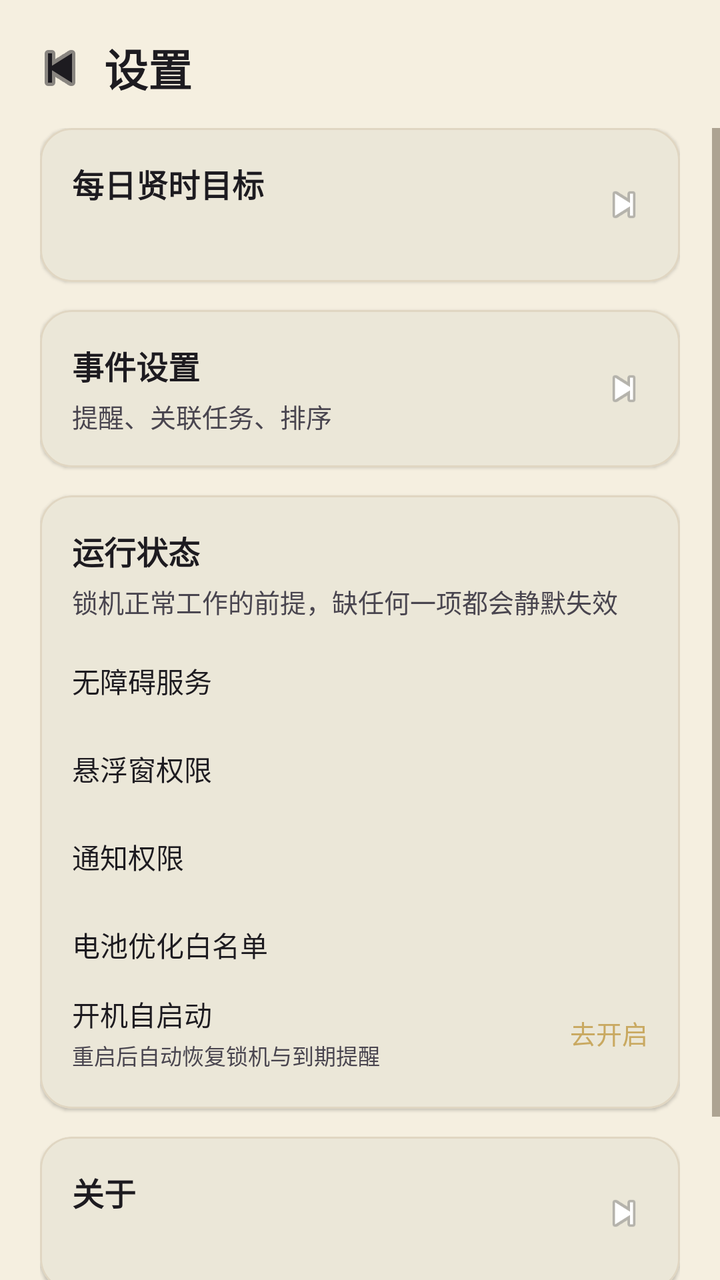
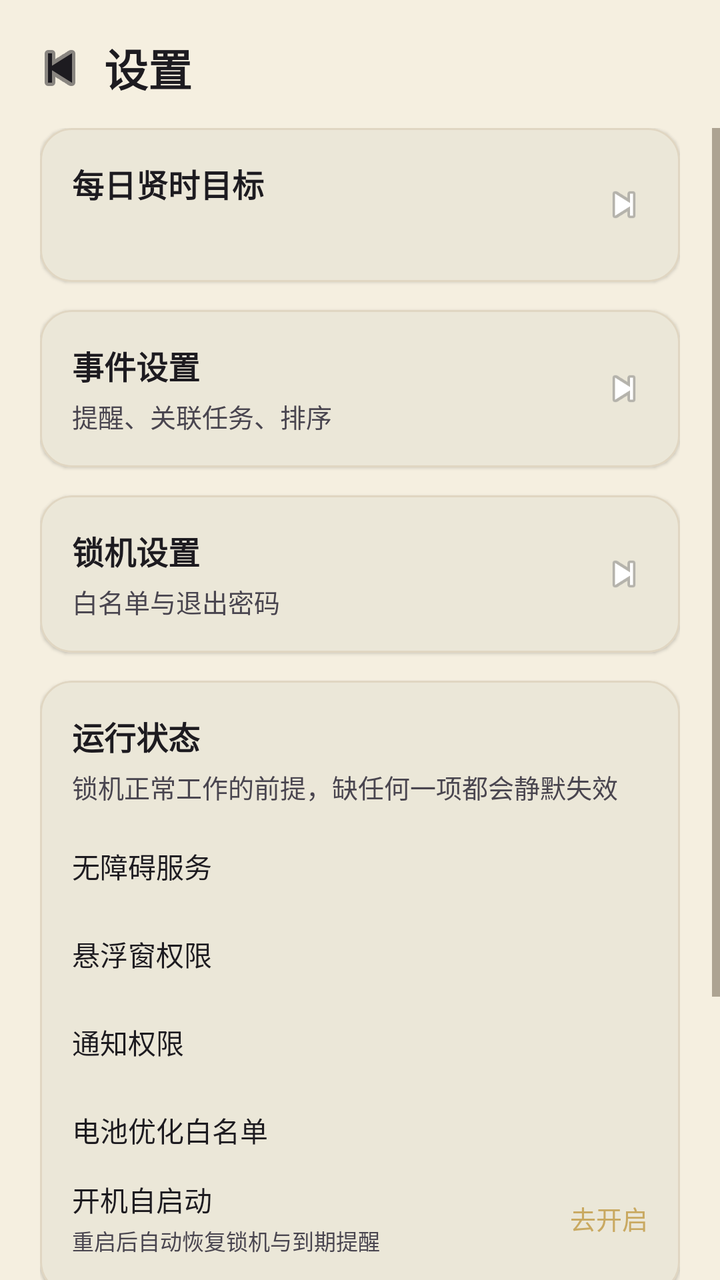

An Android layout rendered at two revisions. The XML below is the earlier revision; the diff shows what the commit changed to produce the second picture.
<!-- AndroidManifest.xml: application theme Theme.PomodoroFocus -->
<!-- res/layout/fragment_settings.xml -->
<?xml version="1.0" encoding="utf-8"?>
<LinearLayout xmlns:android="http://schemas.android.com/apk/res/android"
    xmlns:app="http://schemas.android.com/apk/res-auto"
    android:layout_width="match_parent"
    android:layout_height="match_parent"
    android:orientation="vertical"
    android:background="?android:windowBackground"
    android:fitsSystemWindows="true">

    
    <LinearLayout
        android:layout_width="match_parent"
        android:layout_height="wrap_content"
        android:orientation="horizontal"
        android:gravity="center_vertical"
        android:paddingHorizontal="12dp"
        android:paddingTop="16dp"
        android:paddingBottom="12dp">

        <ImageButton
            android:id="@+id/settingsBackButton"
            android:layout_width="36dp"
            android:layout_height="36dp"
            android:background="?attr/selectableItemBackgroundBorderless"
            android:contentDescription="@string/action_back"
            app:srcCompat="@android:drawable/ic_media_previous"
            app:tint="?attr/colorOnSurface" />

        <TextView
            android:layout_width="0dp"
            android:layout_height="wrap_content"
            android:layout_weight="1"
            android:layout_marginStart="4dp"
            android:text="@string/settings_title"
            android:textColor="?attr/colorOnSurface"
            android:textSize="22sp"
            android:textStyle="bold" />
    </LinearLayout>

    <ScrollView
        android:layout_width="match_parent"
        android:layout_height="0dp"
        android:layout_weight="1"
        android:fillViewport="true">

        <LinearLayout
            android:layout_width="match_parent"
            android:layout_height="wrap_content"
            android:orientation="vertical"
            android:paddingHorizontal="20dp"
            android:paddingBottom="20dp">

            
            <com.google.android.material.card.MaterialCardView
                android:id="@+id/dailyGoalCard"
                android:layout_width="match_parent"
                android:layout_height="wrap_content"
                android:foreground="?attr/selectableItemBackground"
                app:cardCornerRadius="16dp"
                app:cardElevation="1dp"
                app:strokeColor="?attr/colorOutline"
                app:strokeWidth="1dp">

                <LinearLayout
                    android:layout_width="match_parent"
                    android:layout_height="wrap_content"
                    android:gravity="center_vertical"
                    android:orientation="horizontal"
                    android:padding="16dp">

                    <LinearLayout
                        android:layout_width="0dp"
                        android:layout_height="wrap_content"
                        android:layout_weight="1"
                        android:orientation="vertical">

                        <TextView
                            android:layout_width="wrap_content"
                            android:layout_height="wrap_content"
                            android:text="@string/daily_goal_title"
                            android:textColor="?attr/colorOnSurface"
                            android:textSize="16sp"
                            android:textStyle="bold" />

                        <TextView
                            android:id="@+id/dailyGoalValueText"
                            android:layout_width="wrap_content"
                            android:layout_height="wrap_content"
                            android:layout_marginTop="4dp"
                            android:textColor="?attr/colorOnSurfaceVariant"
                            android:textSize="13sp" />
                    </LinearLayout>

                    <ImageView
                        android:layout_width="24dp"
                        android:layout_height="24dp"
                        android:contentDescription="@null"
                        app:srcCompat="@android:drawable/ic_media_next" />
                </LinearLayout>
            </com.google.android.material.card.MaterialCardView>

            
            <com.google.android.material.card.MaterialCardView
                android:id="@+id/eventSettingsCard"
                android:layout_width="match_parent"
                android:layout_height="wrap_content"
                android:layout_marginTop="14dp"
                android:foreground="?attr/selectableItemBackground"
                app:cardCornerRadius="16dp"
                app:cardElevation="1dp"
                app:strokeColor="?attr/colorOutline"
                app:strokeWidth="1dp">

                <LinearLayout
                    android:layout_width="match_parent"
                    android:layout_height="wrap_content"
                    android:gravity="center_vertical"
                    android:orientation="horizontal"
                    android:padding="16dp">

                    <LinearLayout
                        android:layout_width="0dp"
                        android:layout_height="wrap_content"
                        android:layout_weight="1"
                        android:orientation="vertical">

                        <TextView
                            android:layout_width="wrap_content"
                            android:layout_height="wrap_content"
                            android:text="@string/event_settings_title"
                            android:textColor="?attr/colorOnSurface"
                            android:textSize="16sp"
                            android:textStyle="bold" />

                        <TextView
                            android:layout_width="wrap_content"
                            android:layout_height="wrap_content"
                            android:layout_marginTop="4dp"
                            android:text="@string/event_settings_desc"
                            android:textColor="?attr/colorOnSurfaceVariant"
                            android:textSize="13sp" />
                    </LinearLayout>

                    <ImageView
                        android:layout_width="24dp"
                        android:layout_height="24dp"
                        android:contentDescription="@null"
                        app:srcCompat="@android:drawable/ic_media_next" />
                </LinearLayout>
            </com.google.android.material.card.MaterialCardView>

            
            <com.google.android.material.card.MaterialCardView
                android:id="@+id/healthCard"
                android:layout_width="match_parent"
                android:layout_height="wrap_content"
                android:layout_marginTop="14dp"
                app:cardCornerRadius="16dp"
                app:cardElevation="1dp"
                app:strokeColor="?attr/colorOutline"
                app:strokeWidth="1dp">

                <LinearLayout
                    android:layout_width="match_parent"
                    android:layout_height="wrap_content"
                    android:orientation="vertical"
                    android:padding="16dp">

                    <TextView
                        android:layout_width="wrap_content"
                        android:layout_height="wrap_content"
                        android:text="@string/health_title"
                        android:textColor="?attr/colorOnSurface"
                        android:textSize="16sp"
                        android:textStyle="bold" />

                    <TextView
                        android:layout_width="wrap_content"
                        android:layout_height="wrap_content"
                        android:layout_marginTop="4dp"
                        android:text="@string/health_desc"
                        android:textColor="?attr/colorOnSurfaceVariant"
                        android:textSize="13sp" />

                    <LinearLayout
                        android:id="@+id/healthRowAccessibility"
                        android:layout_width="match_parent"
                        android:layout_height="44dp"
                        android:layout_marginTop="8dp"
                        android:background="?attr/selectableItemBackground"
                        android:clickable="true"
                        android:focusable="true"
                        android:gravity="center_vertical"
                        android:orientation="horizontal">

                        <TextView
                            android:layout_width="0dp"
                            android:layout_height="wrap_content"
                            android:layout_weight="1"
                            android:text="@string/health_accessibility"
                            android:textColor="?attr/colorOnSurface"
                            android:textSize="14sp" />

                        <TextView
                            android:id="@+id/healthStatusAccessibility"
                            android:layout_width="wrap_content"
                            android:layout_height="wrap_content"
                            android:textSize="13sp" />
                    </LinearLayout>

                    <LinearLayout
                        android:id="@+id/healthRowOverlay"
                        android:layout_width="match_parent"
                        android:layout_height="44dp"
                        android:background="?attr/selectableItemBackground"
                        android:clickable="true"
                        android:focusable="true"
                        android:gravity="center_vertical"
                        android:orientation="horizontal">

                        <TextView
                            android:layout_width="0dp"
                            android:layout_height="wrap_content"
                            android:layout_weight="1"
                            android:text="@string/health_overlay"
                            android:textColor="?attr/colorOnSurface"
                            android:textSize="14sp" />

                        <TextView
                            android:id="@+id/healthStatusOverlay"
                            android:layout_width="wrap_content"
                            android:layout_height="wrap_content"
                            android:textSize="13sp" />
                    </LinearLayout>

                    <LinearLayout
                        android:id="@+id/healthRowNotification"
                        android:layout_width="match_parent"
                        android:layout_height="44dp"
                        android:background="?attr/selectableItemBackground"
                        android:clickable="true"
                        android:focusable="true"
                        android:gravity="center_vertical"
                        android:orientation="horizontal">

                        <TextView
                            android:layout_width="0dp"
                            android:layout_height="wrap_content"
                            android:layout_weight="1"
                            android:text="@string/health_notification"
                            android:textColor="?attr/colorOnSurface"
                            android:textSize="14sp" />

                        <TextView
                            android:id="@+id/healthStatusNotification"
                            android:layout_width="wrap_content"
                            android:layout_height="wrap_content"
                            android:textSize="13sp" />
                    </LinearLayout>

                    <LinearLayout
                        android:id="@+id/healthRowBattery"
                        android:layout_width="match_parent"
                        android:layout_height="44dp"
                        android:background="?attr/selectableItemBackground"
                        android:clickable="true"
                        android:focusable="true"
                        android:gravity="center_vertical"
                        android:orientation="horizontal">

                        <TextView
                            android:layout_width="0dp"
                            android:layout_height="wrap_content"
                            android:layout_weight="1"
                            android:text="@string/health_battery"
                            android:textColor="?attr/colorOnSurface"
                            android:textSize="14sp" />

                        <TextView
                            android:id="@+id/healthStatusBattery"
                            android:layout_width="wrap_content"
                            android:layout_height="wrap_content"
                            android:textSize="13sp" />
                    </LinearLayout>

                    
                    <LinearLayout
                        android:id="@+id/healthRowAutostart"
                        android:layout_width="match_parent"
                        android:layout_height="44dp"
                        android:background="?attr/selectableItemBackground"
                        android:clickable="true"
                        android:focusable="true"
                        android:gravity="center_vertical"
                        android:orientation="horizontal">

                        <LinearLayout
                            android:layout_width="0dp"
                            android:layout_height="wrap_content"
                            android:layout_weight="1"
                            android:orientation="vertical">

                            <TextView
                                android:layout_width="wrap_content"
                                android:layout_height="wrap_content"
                                android:text="@string/health_autostart"
                                android:textColor="?attr/colorOnSurface"
                                android:textSize="14sp" />

                            <TextView
                                android:layout_width="wrap_content"
                                android:layout_height="wrap_content"
                                android:layout_marginTop="2dp"
                                android:text="@string/health_autostart_desc"
                                android:textColor="?attr/colorOnSurfaceVariant"
                                android:textSize="11sp" />
                        </LinearLayout>

                        <TextView
                            android:id="@+id/healthStatusAutostart"
                            android:layout_width="wrap_content"
                            android:layout_height="wrap_content"
                            android:text="@string/health_autostart_action"
                            android:textColor="?attr/colorBrandAccent"
                            android:textSize="13sp" />
                    </LinearLayout>
                </LinearLayout>
            </com.google.android.material.card.MaterialCardView>

            
            <com.google.android.material.card.MaterialCardView
                android:id="@+id/aboutCard"
                android:layout_width="match_parent"
                android:layout_height="wrap_content"
                android:layout_marginTop="14dp"
                android:foreground="?attr/selectableItemBackground"
                app:cardCornerRadius="16dp"
                app:cardElevation="1dp"
                app:strokeColor="?attr/colorOutline"
                app:strokeWidth="1dp">

                <LinearLayout
                    android:layout_width="match_parent"
                    android:layout_height="wrap_content"
                    android:gravity="center_vertical"
                    android:orientation="horizontal"
                    android:padding="16dp">

                    <LinearLayout
                        android:layout_width="0dp"
                        android:layout_height="wrap_content"
                        android:layout_weight="1"
                        android:orientation="vertical">

                        <TextView
                            android:layout_width="wrap_content"
                            android:layout_height="wrap_content"
                            android:text="@string/about_title"
                            android:textColor="?attr/colorOnSurface"
                            android:textSize="16sp"
                            android:textStyle="bold" />

                        <TextView
                            android:id="@+id/versionText"
                            android:layout_width="wrap_content"
                            android:layout_height="wrap_content"
                            android:layout_marginTop="4dp"
                            android:textColor="?attr/colorOnSurfaceVariant"
                            android:textSize="13sp" />
                    </LinearLayout>

                    <ImageView
                        android:layout_width="24dp"
                        android:layout_height="24dp"
                        android:contentDescription="@null"
                        app:srcCompat="@android:drawable/ic_media_next" />
                </LinearLayout>
            </com.google.android.material.card.MaterialCardView>

            
            <com.google.android.material.card.MaterialCardView
                android:id="@+id/clearDataCard"
                android:layout_width="match_parent"
                android:layout_height="wrap_content"
                android:layout_marginTop="14dp"
                android:foreground="?attr/selectableItemBackground"
                app:cardCornerRadius="16dp"
                app:cardElevation="1dp"
                app:strokeColor="?attr/colorOutline"
                app:strokeWidth="1dp">

                <LinearLayout
                    android:layout_width="match_parent"
                    android:layout_height="wrap_content"
                    android:gravity="center_vertical"
                    android:orientation="horizontal"
                    android:padding="16dp">

                    <TextView
                        android:layout_width="0dp"
                        android:layout_height="wrap_content"
                        android:layout_weight="1"
                        android:text="@string/clear_all_data"
                        android:textColor="@color/danger_alt"
                        android:textSize="16sp"
                        android:textStyle="bold" />

                    <ImageView
                        android:layout_width="24dp"
                        android:layout_height="24dp"
                        android:contentDescription="@null"
                        app:srcCompat="@android:drawable/ic_menu_delete"
                        app:tint="@color/danger_alt" />
                </LinearLayout>
            </com.google.android.material.card.MaterialCardView>
        </LinearLayout>
    </ScrollView>
</LinearLayout>
<!-- resources referenced by this layout -->
<resources>
  <color name="danger_alt">#CC3333</color>
  <string name="about_title">关于</string>
  <string name="action_back">返回</string>
  <string name="clear_all_data">清除所有数据</string>
  <string name="daily_goal_title">每日贤时目标</string>
  <string name="event_settings_desc">提醒、关联任务、排序</string>
  <string name="event_settings_title">事件设置</string>
  <string name="health_accessibility">无障碍服务</string>
  <string name="health_autostart">开机自启动</string>
  <string name="health_autostart_action">去开启</string>
  <string name="health_autostart_desc">重启后自动恢复锁机与到期提醒</string>
  <string name="health_battery">电池优化白名单</string>
  <string name="health_desc">锁机正常工作的前提，缺任何一项都会静默失效</string>
  <string name="health_notification">通知权限</string>
  <string name="health_overlay">悬浮窗权限</string>
  <string name="health_title">运行状态</string>
  <string name="settings_title">设置</string>
  <style name="Theme.PomodoroFocus" parent="Theme.Xian.Qinglv" />
  <color name="theme_qinglv_primary">#3B5B4E</color>
  <color name="theme_qinglv_primary_variant">#2A4238</color>
  <color name="theme_qinglv_primary_content">#3B5B4E</color>
  <color name="theme_qinglv_accent">#C9A961</color>
  <color name="theme_qinglv_surface">#F5EFE0</color>
  <color name="on_primary">#FFFFFF</color>
  <style name="Widget.Xian.Button" parent="Widget.Material3.Button">
          <item name="cornerRadius">14dp</item>
          <item name="backgroundTint">?attr/colorBrandSurface</item>
          <item name="rippleColor">@color/ripple</item>
          <item name="android:textColor">@color/on_primary</item>
          <item name="android:textSize">15sp</item>
          <item name="android:paddingVertical">11dp</item>
          <item name="elevation">0dp</item>
          <item name="android:stateListAnimator">@null</item>
      </style>
  <style name="Widget.Xian.EditText" parent="Widget.AppCompat.EditText">
          <item name="android:background">@drawable/bg_edittext</item>
          <item name="android:padding">12dp</item>
          <item name="android:textColor">@color/ink_text</item>
          <item name="android:textSize">15sp</item>
      </style>
  <style name="Theme.Xian.MaterialAlertDialog" parent="ThemeOverlay.Material3.MaterialAlertDialog">
          <item name="shapeAppearanceMediumComponent">@style/ShapeAppearance.Xian.Medium</item>
          <item name="android:windowAnimationStyle">@style/Animation.Xian.Dialog</item>
          <item name="buttonBarPositiveButtonStyle">@style/Widget.Xian.Button</item>
          <item name="buttonBarNegativeButtonStyle">@style/Widget.Xian.Button.Text</item>
      </style>
  <color name="divider">#E0D6C2</color>
  <color name="ink_text">#2B2B2B</color>
  <style name="ShapeAppearance.Xian.Medium" parent="ShapeAppearance.Material3.Corner.ExtraLarge">
          <item name="cornerSize">18dp</item>
      </style>
  <style name="Animation.Xian.Dialog" parent="@android:style/Animation.Dialog">
          <item name="android:windowEnterAnimation">@anim/dialog_enter</item>
          <item name="android:windowExitAnimation">@anim/dialog_exit</item>
      </style>
  <style name="Widget.Xian.Button.Text" parent="Widget.Material3.Button.TextButton">
          <item name="cornerRadius">14dp</item>
          <item name="android:textColor">?attr/colorBrandContent</item>
          <item name="android:textSize">15sp</item>
      </style>
  <color name="card_background">#FFFFFF</color>
  <color name="nav_divider">#D8CDB8</color>
  <!-- unchanged entries left out for length: 3 -->
</resources>

<!-- the commit's change to res/layout/fragment_settings.xml (unified diff, before → after) -->
@@ -151,6 +151,56 @@
 
             
             <com.google.android.material.card.MaterialCardView
+                android:id="@+id/lockSettingsCard"
+                android:layout_width="match_parent"
+                android:layout_height="wrap_content"
+                android:layout_marginTop="14dp"
+                android:foreground="?attr/selectableItemBackground"
+                app:cardCornerRadius="16dp"
+                app:cardElevation="1dp"
+                app:strokeColor="?attr/colorOutline"
+                app:strokeWidth="1dp">
+
+                <LinearLayout
+                    android:layout_width="match_parent"
+                    android:layout_height="wrap_content"
+                    android:gravity="center_vertical"
+                    android:orientation="horizontal"
+                    android:padding="16dp">
+
+                    <LinearLayout
+                        android:layout_width="0dp"
+                        android:layout_height="wrap_content"
+                        android:layout_weight="1"
+                        android:orientation="vertical">
+
+                        <TextView
+                            android:layout_width="wrap_content"
+                            android:layout_height="wrap_content"
+                            android:text="@string/lock_settings_title"
+                            android:textColor="?attr/colorOnSurface"
+                            android:textSize="16sp"
+                            android:textStyle="bold" />
+
+                        <TextView
+                            android:layout_width="wrap_content"
+                            android:layout_height="wrap_content"
+                            android:layout_marginTop="4dp"
+                            android:text="@string/lock_settings_desc"
+                            android:textColor="?attr/colorOnSurfaceVariant"
+                            android:textSize="13sp" />
+                    </LinearLayout>
+
+                    <ImageView
+                        android:layout_width="24dp"
+                        android:layout_height="24dp"
+                        android:contentDescription="@null"
+                        app:srcCompat="@android:drawable/ic_media_next" />
+                </LinearLayout>
+            </com.google.android.material.card.MaterialCardView>
+
+            
+            <com.google.android.material.card.MaterialCardView
                 android:id="@+id/healthCard"
                 android:layout_width="match_parent"
                 android:layout_height="wrap_content"
<!-- resource entries referenced after the edit -->
@@ -16,6 +16,8 @@
   <string name="health_notification">通知权限</string>
   <string name="health_overlay">悬浮窗权限</string>
   <string name="health_title">运行状态</string>
+  <string name="lock_settings_desc">白名单与退出密码</string>
+  <string name="lock_settings_title">锁机设置</string>
   <string name="settings_title">设置</string>
   <style name="Theme.PomodoroFocus" parent="Theme.Xian.Qinglv" />
   <color name="theme_qinglv_primary">#3B5B4E</color>
